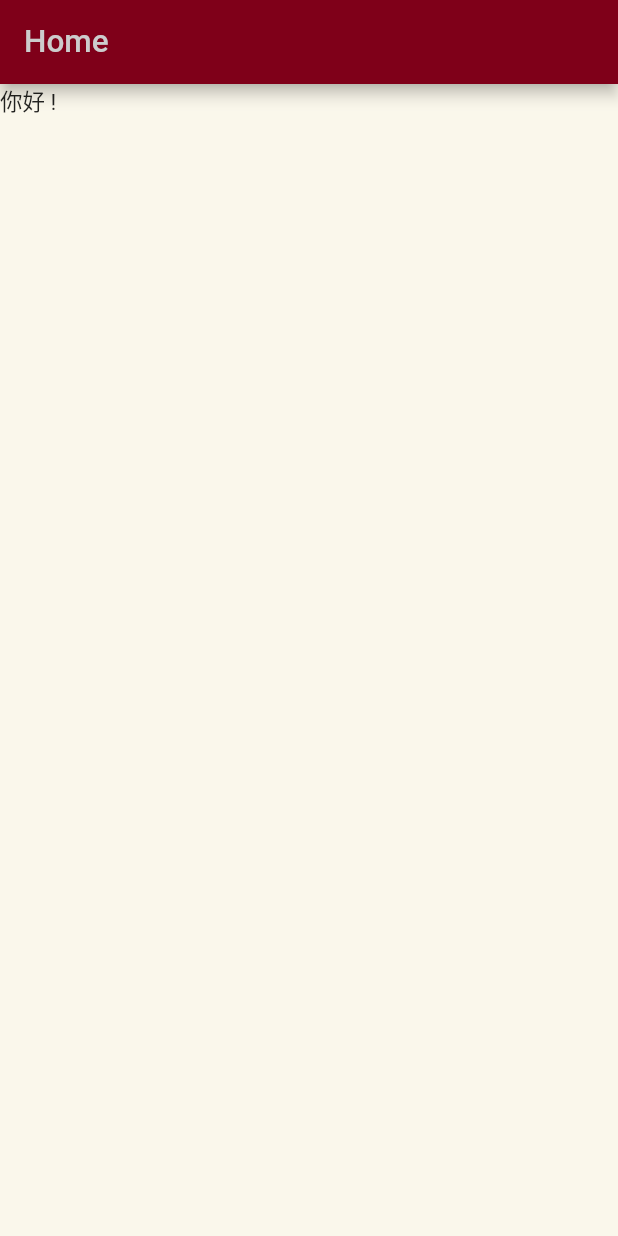
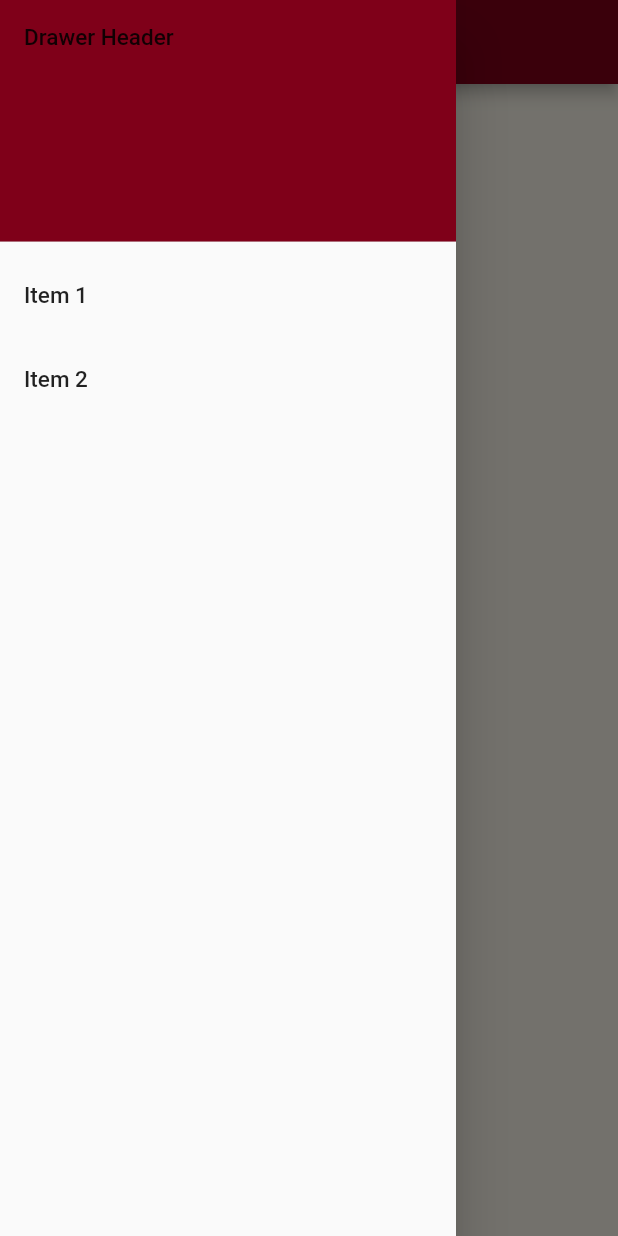
Before and after one commit to erxxx4321/home, a Flutter app: the screen it shows after launch, with the side drawer open (before the commit the screen has no drawer), on a phone screen of 412 x 824 dp. Run offline on Flutter 3.47's test engine with Material 2 defaults, Android fonts, the phone set to English and light mode, and no system bars; our stand-ins replace sqflite; accounts and stored records are empty.

Commit message:
add drawer and product model

```diff
--- a/lib/services/theme/app_theme.dart
+++ b/lib/services/theme/app_theme.dart
@@ -4,6 +4,8 @@ final ThemeData AppTheme = ThemeData(
     scaffoldBackgroundColor: Color.fromRGBO(250, 247, 235, 1),
     appBarTheme:
         const AppBarTheme(backgroundColor: Color.fromRGBO(127, 0, 25, 1)),
+    // drawerTheme:
+    //     DrawerThemeData(backgroundColor: Color.fromRGBO(127, 0, 25, 1)),
     colorScheme: ColorScheme(
         primary: Color.fromRGBO(204, 204, 204, 1),
         onPrimary: Color.fromRGBO(204, 204, 204, 1),
--- a/lib/views/home.dart
+++ b/lib/views/home.dart
@@ -1,5 +1,6 @@
 import 'package:flutter/material.dart';
 import '../services/I10n/app_localizations.dart';
+import '../widgets/drawer.dart';
 
 class Home extends StatefulWidget {
   const Home({Key? key}) : super(key: key);
@@ -16,6 +17,7 @@ class _HomeState extends State<Home> {
         appBar: AppBar(
           title: const Text('Home'),
         ),
+        drawer: DrawerWidget(),
         body: Column(
           children: [Text(l10n.hello)],
         ));
--- /dev/null
+++ b/lib/widgets/drawer.dart
@@ -0,0 +1,33 @@
+import 'package:flutter/material.dart';
+
+class DrawerWidget extends StatelessWidget {
+  @override
+  Widget build(BuildContext context) {
+    return Drawer(
+      child: ListView(
+        padding: EdgeInsets.zero,
+        children: <Widget>[
+          DrawerHeader(
+            decoration: BoxDecoration(
+              color: Theme.of(context).colorScheme.secondary,
+            ),
+            child: Text('Drawer Header'),
+          ),
+          ListTile(
+            title: Text('Item 1'),
+            onTap: () {
+              // Handle item 1 tap
+            },
+          ),
+          ListTile(
+            title: Text('Item 2'),
+            onTap: () {
+              // Handle item 2 tap
+            },
+          ),
+          // Add more ListTile widgets for additional items
+        ],
+      ),
+    );
+  }
+}
```
Also changed, not shown: lib/models/product.dart (added, +9 -0 lines), 7 other files.
